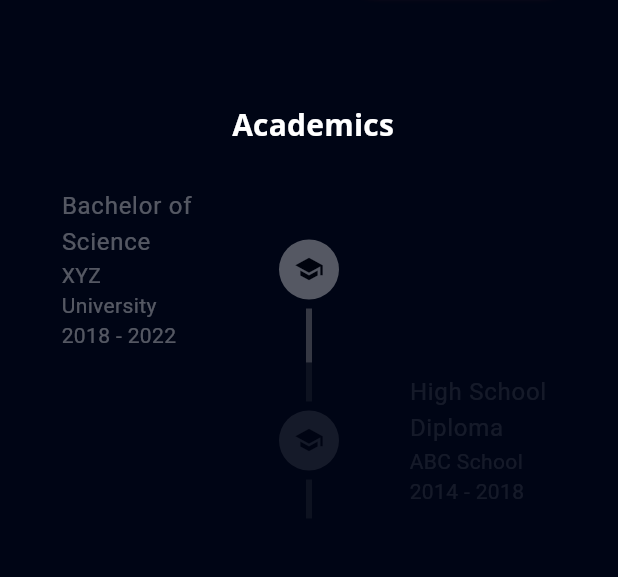
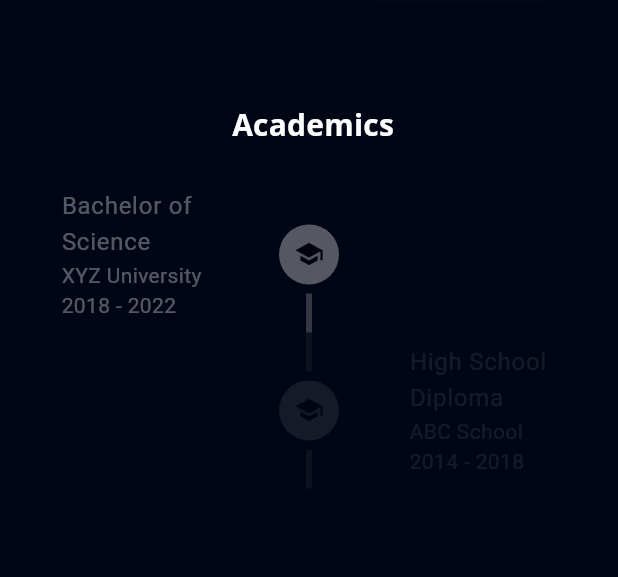
Before and after one commit to Naincy04/My-Portfolio-App, a Flutter app: the screen it shows after launch, scrolled down 1152 dp, on a phone screen of 412 x 824 dp, the part 116-693 px from its top. Run offline on Flutter 3.47's test engine with Material 3 defaults, Android fonts, the phone set to English and light mode, and no system bars; our stand-ins replace flutter_svg, font_awesome_flutter, get, google_fonts, photo_view, timeline_tile.

Commit message:
5 Feb 2024, 16:14

```diff
--- a/lib/academics/animated_timeline_item.dart
+++ b/lib/academics/animated_timeline_item.dart
@@ -72,7 +72,11 @@ class _AnimatedTimelineItemState extends State<AnimatedTimelineItem>
             : null,
         endChild: widget.index.isOdd
             ? Responsive.isDesktop(context)
-                ? TimelineItem(academicDetail: widget.academicDetail)
+                ? Padding(
+                    padding: const EdgeInsets.only(
+                        right: defaultPadding * 24, left: defaultPadding / 4),
+                    child: TimelineItem(academicDetail: widget.academicDetail),
+                  )
                 : Padding(
                     padding: const EdgeInsets.only(left: defaultPadding / 4),
                     child: TimelineItem(academicDetail: widget.academicDetail),
--- a/lib/academics/timeline_item.dart
+++ b/lib/academics/timeline_item.dart
@@ -22,10 +22,11 @@ class TimelineItem extends StatelessWidget {
       title: Responsive.isDesktop(context)
           ? Padding(
               padding: const EdgeInsets.only(left: defaultPadding * 12),
-              child: Text(academicDetail.degree),
+              child:
+                  Text(academicDetail.degree, style: TextStyle(fontSize: 20)),
             )
           : Padding(
-              padding: const EdgeInsets.symmetric(horizontal: defaultPadding),
+              padding: const EdgeInsets.only(left: defaultPadding),
               child: Text(academicDetail.degree),
             ),
       subtitle: Responsive.isDesktop(context)
@@ -35,7 +36,7 @@ class TimelineItem extends StatelessWidget {
                   '${academicDetail.institution}\n${academicDetail.duration}'),
             )
           : Padding(
-              padding: const EdgeInsets.symmetric(horizontal: defaultPadding),
+              padding: const EdgeInsets.only(left: defaultPadding),
               child: Text(
                   '${academicDetail.institution}\n${academicDetail.duration}'),
             ),
```
